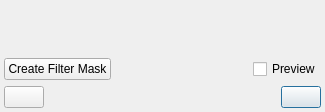
This is krita/ui/forms/wdgfilterdialog.ui in KDE/krita as Qt 5 draws it before an edit. The edited form follows.
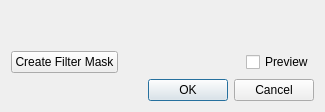
This is the edited form. Custom widgets are drawn as their Qt base class.

Commit message:
Remove harcoded margins from filter dialog, use normal buttonbox for ok/cancel

thanks boud for review

The edit to the form file:
```diff
--- a/krita/ui/forms/wdgfilterdialog.ui
+++ b/krita/ui/forms/wdgfilterdialog.ui
@@ -20,9 +20,6 @@
    <string>Dialog</string>
   </property>
   <layout class="QVBoxLayout" name="verticalLayout">
-   <property name="margin">
-    <number>4</number>
-   </property>
    <item>
     <widget class="KisFilterSelectorWidget" name="filterSelection" native="true">
      <property name="sizePolicy">
@@ -36,7 +33,7 @@
    <item>
     <layout class="QHBoxLayout" name="horizontalLayout_3">
      <property name="topMargin">
-      <number>18</number>
+      <number>0</number>
      </property>
      <item>
       <widget class="QPushButton" name="pushButtonCreateMaskEffect">
@@ -73,29 +70,9 @@
    <item>
     <layout class="QHBoxLayout" name="horizontalLayout_4">
      <item>
-      <widget class="KPushButton" name="pushButtonCancel">
-       <property name="autoDefault">
-        <bool>false</bool>
-       </property>
-      </widget>
-     </item>
-     <item>
-      <spacer name="horizontalSpacer">
-       <property name="orientation">
-        <enum>Qt::Horizontal</enum>
-       </property>
-       <property name="sizeHint" stdset="0">
-        <size>
-         <width>10</width>
-         <height>20</height>
-        </size>
-       </property>
-      </spacer>
-     </item>
-     <item>
-      <widget class="KPushButton" name="pushButtonOk">
-       <property name="default">
-        <bool>true</bool>
+      <widget class="QDialogButtonBox" name="buttonBox">
+       <property name="standardButtons">
+        <set>QDialogButtonBox::Cancel|QDialogButtonBox::Ok</set>
        </property>
       </widget>
      </item>
@@ -104,11 +81,6 @@
   </layout>
  </widget>
  <customwidgets>
-  <customwidget>
-   <class>KPushButton</class>
-   <extends>QPushButton</extends>
-   <header>kpushbutton.h</header>
-  </customwidget>
   <customwidget>
    <class>KisFilterSelectorWidget</class>
    <extends>QWidget</extends>
```
Left out of the diff: 2 changed lines with no effect on the pictures. The commit also changes 2 other files.
